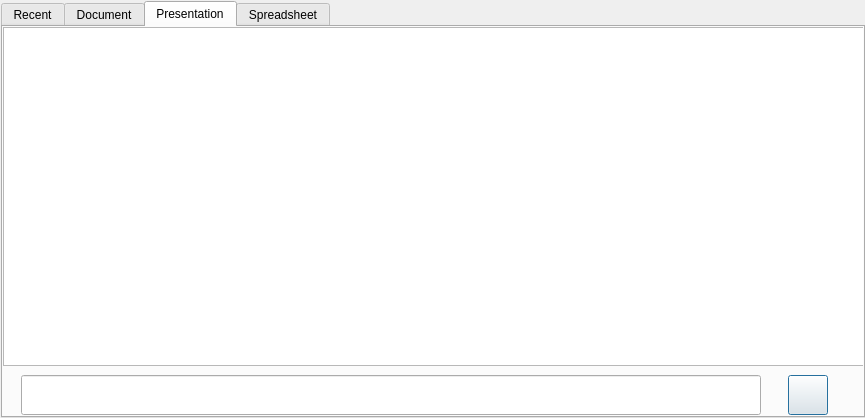
KDE/calligra, file tools/mobile/FileChooserDialog.ui: the form before one commit.
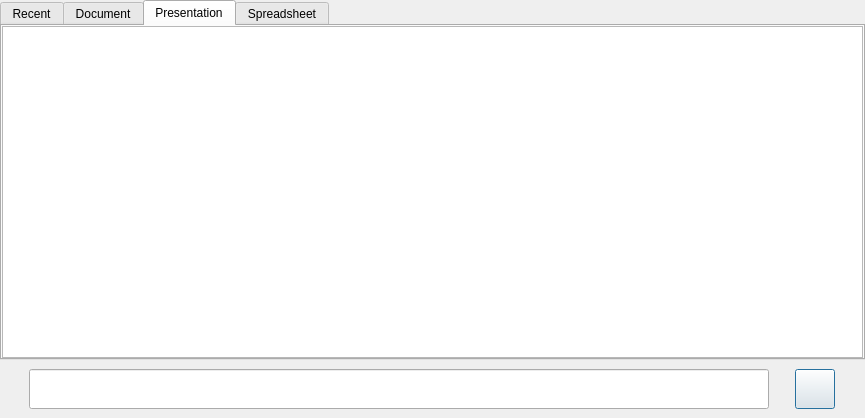
The form after the commit. The open tabs and pages were chosen to show the change. Icons and pictures are not drawn.

Commit message: don't have a completely hardcoded layout for this dialog, but actually adjust the layout to the size of the dialog

```diff
--- a/tools/mobile/FileChooserDialog.ui
+++ b/tools/mobile/FileChooserDialog.ui
@@ -19,14 +19,20 @@
   <property name="windowTitle">
    <string>File Chooser</string>
   </property>
+  <layout class="QVBoxLayout" name="verticalLayout">
+   <property name="spacing">
+    <number>0</number>
+   </property>
+   <property name="margin">
+    <number>0</number>
+   </property>
+   <item>
   <widget class="QTabWidget" name="fileChooser">
-   <property name="geometry">
-    <rect>
-     <x>1</x>
-     <y>1</y>
-     <width>864</width>
-     <height>417</height>
-    </rect>
+     <property name="sizePolicy">
+      <sizepolicy hsizetype="Expanding" vsizetype="Expanding">
+       <horstretch>0</horstretch>
+       <verstretch>1</verstretch>
+      </sizepolicy>
    </property>
    <property name="tabPosition">
     <enum>QTabWidget::North</enum>
@@ -109,16 +115,14 @@
     <attribute name="title">
      <string>Presentation</string>
     </attribute>
-    <widget class="QListView" name="presentationView">
-     <property name="geometry">
-      <rect>
-       <x>0</x>
-       <y>0</y>
-       <width>863</width>
-       <height>339</height>
-      </rect>
-     </property>
-    </widget>
+      <layout class="QVBoxLayout" name="verticalLayout_3">
+       <property name="margin">
+        <number>0</number>
+       </property>
+       <item>
+        <widget class="QListView" name="presentationView"/>
+       </item>
+      </layout>
    </widget>
    <widget class="QWidget" name="spreadsheetTab">
     <property name="sizePolicy">
@@ -134,26 +138,24 @@
     <attribute name="title">
      <string>Spreadsheet</string>
     </attribute>
-    <widget class="QListView" name="spreadsheetView">
-     <property name="geometry">
-      <rect>
-       <x>0</x>
-       <y>0</y>
-       <width>862</width>
-       <height>339</height>
-      </rect>
-     </property>
-    </widget>
-   </widget>
-  </widget>
-  <widget class="QWidget" name="horizontalLayoutWidget">
-   <property name="geometry">
-    <rect>
-     <x>0</x>
-     <y>370</y>
-     <width>851</width>
-     <height>51</height>
-    </rect>
+      <layout class="QVBoxLayout" name="verticalLayout_2">
+       <property name="margin">
+        <number>0</number>
+       </property>
+       <item>
+        <widget class="QListView" name="spreadsheetView"/>
+       </item>
+      </layout>
+     </widget>
+    </widget>
+   </item>
+   <item>
+    <widget class="QWidget" name="horizontalLayoutWidget" native="true">
+     <property name="sizePolicy">
+      <sizepolicy hsizetype="Expanding" vsizetype="Preferred">
+       <horstretch>0</horstretch>
+       <verstretch>0</verstretch>
+      </sizepolicy>
    </property>
    <layout class="QGridLayout" name="gridLayout">
     <property name="sizeConstraint">
@@ -221,6 +223,8 @@
     </item>
    </layout>
   </widget>
+   </item>
+  </layout>
  </widget>
  <resources>
   <include location="CalligraMobile.qrc"/>
```
Left out of the diff: 30 changed lines with no effect on the pictures. Lines whose indentation alone changed are shown as unchanged.
